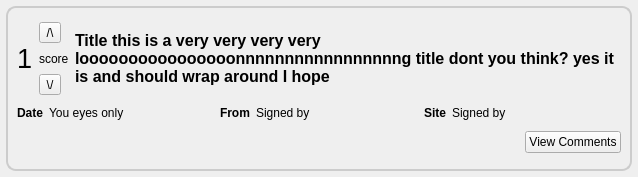
The window that retroshare-gui/src/gui/Posted/PostedItem.ui (RetroShare/RetroShare) describes before a commit, drawn with Qt 5.
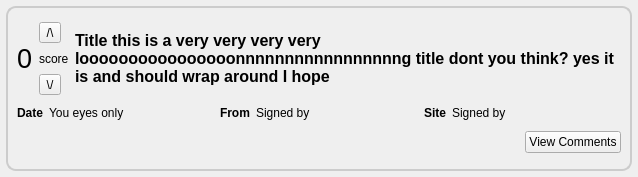
The same window after the commit.

What changed in the file:
```diff
--- a/retroshare-gui/src/gui/Posted/PostedItem.ui
+++ b/retroshare-gui/src/gui/Posted/PostedItem.ui
@@ -53,7 +53,7 @@
            </font>
           </property>
           <property name="text">
-           <string>1</string>
+           <string>0</string>
           </property>
          </widget>
         </item>
```
